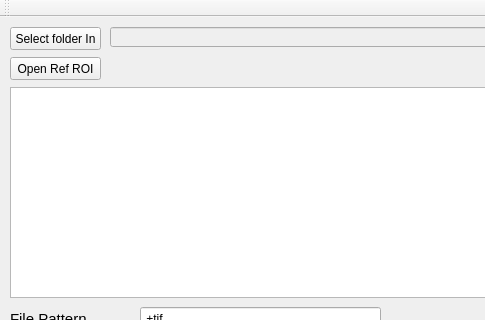
Before: the Qt Designer form HipsViever/mainwindow.ui in marcinkociolek/ProjectsPL, drawn with Qt 5; both pictures show x 0 to 485 and y 0 to 320 of the 1075 by 1003 pixel window.
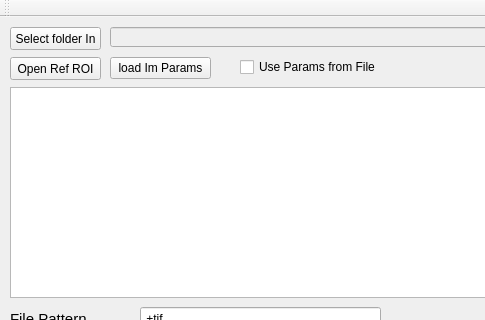
After: the same form once the commit is applied.

```diff
--- a/HipsViever/mainwindow.ui
+++ b/HipsViever/mainwindow.ui
@@ -1763,6 +1763,32 @@
      <string>PushButton</string>
     </property>
    </widget>
+   <widget class="QPushButton" name="pushButtonLoadImageParams">
+    <property name="geometry">
+     <rect>
+      <x>110</x>
+      <y>40</y>
+      <width>101</width>
+      <height>22</height>
+     </rect>
+    </property>
+    <property name="text">
+     <string>load Im Params</string>
+    </property>
+   </widget>
+   <widget class="QCheckBox" name="checkBoxUseParamsFromFile">
+    <property name="geometry">
+     <rect>
+      <x>240</x>
+      <y>40</y>
+      <width>141</width>
+      <height>20</height>
+     </rect>
+    </property>
+    <property name="text">
+     <string>Use Params from File</string>
+    </property>
+   </widget>
   </widget>
   <widget class="QMenuBar" name="menuBar">
    <property name="geometry">
```
